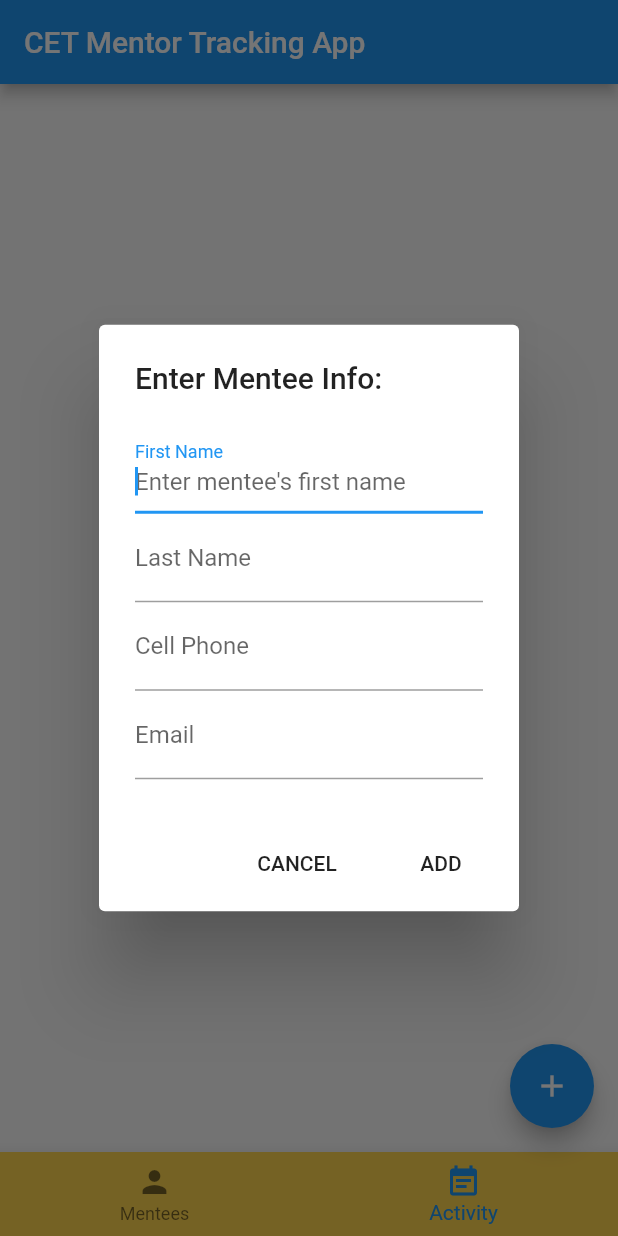
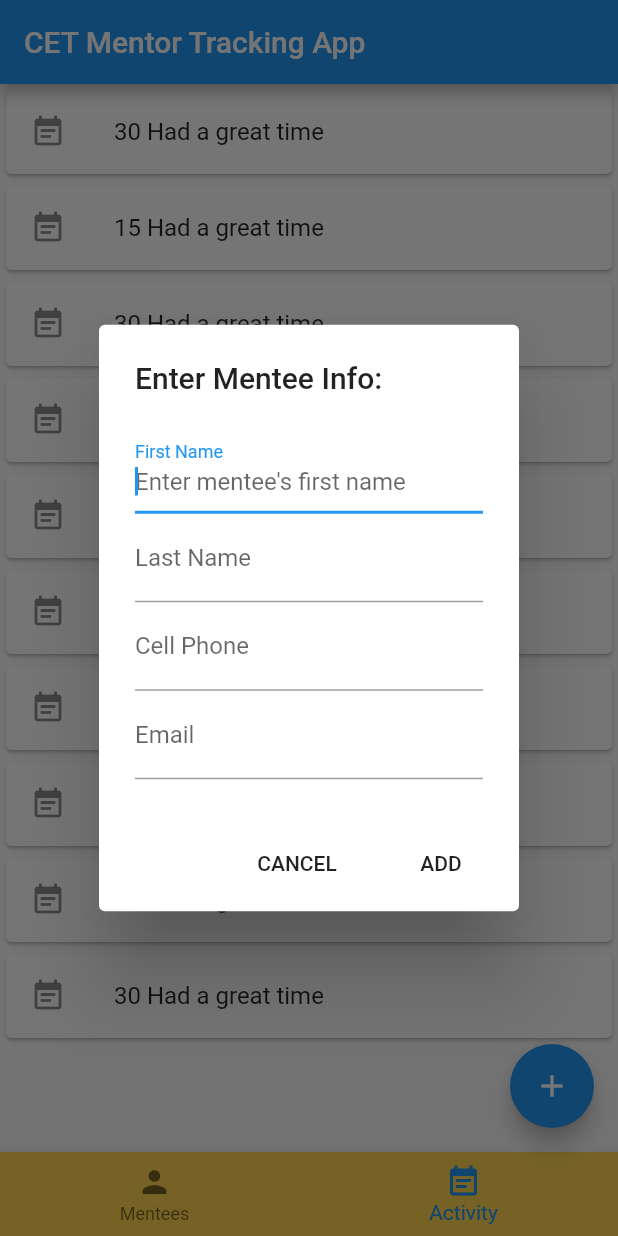
Before and after one commit to swliddle/MentorTracking2020, a Flutter app: the screen it shows after launch, item 2 of the bottom bar chosen, after a tap on the "add" icon, on a phone screen of 412 x 824 dp. Run offline on Flutter 3.47's test engine with Material 2 defaults, Android fonts, the phone set to English and light mode, and no system bars.

Commit message:
Moved model to provider model.

```diff
--- a/lib/main.dart
+++ b/lib/main.dart
@@ -1,5 +1,7 @@
 import 'package:flutter/material.dart';
+import 'package:mentor_tracking/model.dart';
 import 'package:mentor_tracking/route/mainApp.dart';
+import 'package:provider/provider.dart';
 
 void main() => runApp(MyApp());
 
@@ -7,7 +9,9 @@ class MyApp extends StatelessWidget {
   // This widget is the root of your application.
   @override
   Widget build(BuildContext context) {
-    return MaterialApp(
+    return ChangeNotifierProvider(
+      create: (context) => MenteeModel(),
+      child: MaterialApp(
         title: 'CET Mentor Tracking',
         theme: ThemeData(
           // This is the theme of your application.
@@ -22,6 +26,7 @@ class MyApp extends StatelessWidget {
           primarySwatch: Colors.blue,
         ),
         home: MainAppRoute(title: 'CET Mentor Tracking App'),
+      ),
     );
   }
 }
--- a/lib/model.dart
+++ b/lib/model.dart
@@ -1,3 +1,5 @@
+import 'package:flutter/material.dart';
+
 class Mentee {
   var id = "";
   var lastName = "";
@@ -23,16 +25,65 @@ class ActivityRecord {
   ActivityRecord.forMentee(String menteeId) : this.menteeId = menteeId;
 }
 
-// NEEDSWORK: This information (mentees and their associated activity records)
-// should be managed by a ChangeNotifier so our app can monitor updates to the
-// data structure and reflect updates properly in the UI.
-var activityRecords = List<ActivityRecord>();
-var mentees = List<Mentee>();
+class MenteeModel extends ChangeNotifier {
+  var _mentees = <Mentee>[
+    Mentee("1", "Doe", "John", "801-555-1212",
+        "email@example.com", <ActivityRecord>[
+      ActivityRecord("1", "1", DateTime.parse("2020-01-02 08:18:04Z"), 30,
+          "Had a great time"),
+      ActivityRecord("2", "1", DateTime.parse("2020-01-03 09:19:06Z"), 15,
+          "Had a great time"),
+      ActivityRecord("3", "1", DateTime.parse("2020-01-04 10:20:09Z"), 30,
+          "Had a great time"),
+      ActivityRecord("4", "1", DateTime.parse("2020-01-05 11:21:13Z"), 15,
+          "Had a great time"),
+      ActivityRecord("5", "1", DateTime.parse("2020-01-06 12:22:17Z"), 30,
+          "Had a great time"),
+    ]),
+    Mentee("2", "Roe", "Mary", "801-555-1212",
+        "email@example.com", <ActivityRecord>[
+      ActivityRecord("1", "1", DateTime.parse("2020-01-07 12:18:04Z"), 30,
+          "Had a great time"),
+      ActivityRecord("2", "1", DateTime.parse("2020-01-08 13:28:14Z"), 15,
+          "Had a great time"),
+      ActivityRecord("3", "1", DateTime.parse("2020-01-09 14:38:24Z"), 30,
+          "Had a great time"),
+      ActivityRecord("4", "1", DateTime.parse("2020-01-10 15:48:34Z"), 15,
+          "Had a great time"),
+      ActivityRecord("5", "1", DateTime.parse("2020-01-11 16:58:44Z"), 30,
+          "Had a great time"),
+    ]),
+  ];
 
-// NEEDSWORK: We're a bit dissatisfied with this approach to IDs.  Could it be
-// included in a class or something?  At a minimum, when we have a more robust
-// model we'll need to update this whenever the model updates.
-int _nextIdValue = 1;
+  get mentees => _mentees;
+  get activityRecords => _mentees
+      .map((mentee) => mentee.activityLog)
+      .reduce((value, element) => value + element);
+
+  Mentee menteeForMenteeId(String menteeId) {
+    return _mentees.firstWhere((mentee) => mentee.id == menteeId);
+  }
+
+  List<ActivityRecord> activityRecordsForMenteeId(String menteeId) {
+    return _mentees.firstWhere((mentee) => mentee.id == menteeId).activityLog;
+  }
+
+  void addMentee(Mentee mentee) {
+    mentee.id = _nextId();
+    _mentees.add(mentee);
+    notifyListeners();
+  }
+
+  void addActivityRecordForMentee(String menteeId, ActivityRecord record) {
+    _mentees
+        .firstWhere((mentee) => mentee.id == menteeId)
+        .activityLog
+        .add(record);
+    notifyListeners();
+  }
+}
+
+int _nextIdValue = 10;
 
 String _nextId() {
   _nextIdValue += 1;
--- a/lib/route/mainApp.dart
+++ b/lib/route/mainApp.dart
@@ -3,6 +3,7 @@ import 'package:flutter/material.dart';
 import 'package:mentor_tracking/dialog/addMentee.dart';
 import 'package:mentor_tracking/model.dart';
 import 'package:mentor_tracking/route/menteeActivity.dart';
+import 'package:provider/provider.dart';
 
 class MainAppRoute extends StatefulWidget {
   MainAppRoute({Key key, this.title}) : super(key: key);
@@ -24,35 +25,6 @@ class MainAppRoute extends StatefulWidget {
 
 class _MainAppRouteState extends State<MainAppRoute> {
   int _selectedIndex = 0;
-  var _mentees = <Mentee>[
-    Mentee("1", "Doe", "John", "801-555-1212",
-        "email@example.com", <ActivityRecord>[
-      ActivityRecord("1", "1", DateTime.parse("2020-01-02 08:18:04Z"), 30,
-          "Had a great time"),
-      ActivityRecord("2", "1", DateTime.parse("2020-01-03 09:19:06Z"), 15,
-          "Had a great time"),
-      ActivityRecord("3", "1", DateTime.parse("2020-01-04 10:20:09Z"), 30,
-          "Had a great time"),
-      ActivityRecord("4", "1", DateTime.parse("2020-01-05 11:21:13Z"), 15,
-          "Had a great time"),
-      ActivityRecord("5", "1", DateTime.parse("2020-01-06 12:22:17Z"), 30,
-          "Had a great time"),
-    ]),
-    Mentee("2", "Roe", "Mary", "801-555-1212",
-        "email@example.com", <ActivityRecord>[
-      ActivityRecord("1", "1", DateTime.parse("2020-01-07 12:18:04Z"), 30,
-          "Had a great time"),
-      ActivityRecord("2", "1", DateTime.parse("2020-01-08 13:28:14Z"), 15,
-          "Had a great time"),
-      ActivityRecord("3", "1", DateTime.parse("2020-01-09 14:38:24Z"), 30,
-          "Had a great time"),
-      ActivityRecord("4", "1", DateTime.parse("2020-01-10 15:48:34Z"), 15,
-          "Had a great time"),
-      ActivityRecord("5", "1", DateTime.parse("2020-01-11 16:58:44Z"), 30,
-          "Had a great time"),
-    ]),
-  ];
-//  var _activities = List<ActivityRecord>();
 
   void _addMentee() {
 //    var mentee = Mentee();
@@ -73,13 +45,13 @@ class _MainAppRouteState extends State<MainAppRoute> {
     });
   }
 
-  Widget _widgetForCurrentState() {
+  Widget _widgetForCurrentState(MenteeModel model) {
     return (_selectedIndex <= 0)
         ? Scrollbar(
             child: ListView.builder(
-                itemCount: _mentees.length,
+              itemCount: model.mentees.length,
               itemBuilder: (BuildContext context, int index) {
-                  final mentee = _mentees[index];
+                final mentee = model.mentees[index];
 
                 return Card(
                   child: ListTile(
@@ -90,15 +62,29 @@ class _MainAppRouteState extends State<MainAppRoute> {
                       Navigator.push(
                         context,
                         MaterialPageRoute(
-                              builder: (context) => MenteeActivityListRoute(
-                                  mentee.id, mentee.activityLog)),
+                            builder: (context) =>
+                                MenteeActivityListRoute(mentee.id)),
                       );
                     },
                   ),
                 );
-                }),
+              },
+            ),
           )
-        : Text("Activities tab");
+        : Scrollbar(
+            child: ListView.builder(
+            itemCount: model.activityRecords.length,
+            itemBuilder: (BuildContext context, int index) {
+              final record = model.activityRecords[index];
+
+              return Card(
+                child: ListTile(
+                  leading: Icon(Icons.event_note),
+                  title: Text('${record.minutesSpent} ${record.notes}'),
+                ),
+              );
+            },
+          ));
   }
 
   @override
@@ -109,6 +95,7 @@ class _MainAppRouteState extends State<MainAppRoute> {
     // The Flutter framework has been optimized to make rerunning build methods
     // fast, so that you can just rebuild anything that needs updating rather
     // than having to individually change instances of widgets.
+    return Consumer<MenteeModel>(builder: (context, model, child) {
       return Scaffold(
         appBar: AppBar(
           // Here we take the value from the MyHomePage object that was created by
@@ -118,7 +105,7 @@ class _MainAppRouteState extends State<MainAppRoute> {
         body: Center(
           // Center is a layout widget. It takes a single child and positions it
           // in the middle of the parent.
-        child: _widgetForCurrentState(),
+          child: _widgetForCurrentState(model),
         ),
         bottomNavigationBar: BottomNavigationBar(
           items: const <BottomNavigationBarItem>[
@@ -140,20 +127,13 @@ class _MainAppRouteState extends State<MainAppRoute> {
             var mentee = await addMenteeDialog(context);
 
             if (mentee != null) {
-            var maxId = _mentees
-                .map((mentee) => int.tryParse(mentee.id) ?? 0)
-                .reduce(max);
-
-            mentee.id = "${maxId + 1}";
-
-            setState(() {
-              _mentees.add(mentee);
-            });
+              model.addMentee(mentee);
             }
           },
           tooltip: 'Add Mentee',
           child: Icon(Icons.add),
         ), // This trailing comma makes auto-formatting nicer for build methods.
       );
+    });
   }
 }
--- a/pubspec.yaml
+++ b/pubspec.yaml
@@ -20,6 +20,7 @@ dependencies:
   flutter:
     sdk: flutter
   intl: ^0.16.1
+  provider: ^4.0.4
 
   # The following adds the Cupertino Icons font to your application.
   # Use with the CupertinoIcons class for iOS style icons.
```
Also changed, not shown: lib/route/addActivityRecord.dart (+7 -7 lines), lib/route/menteeActivity.dart (+23 -12 lines), pubspec.lock. Lines whose indentation alone changed are shown as unchanged.
